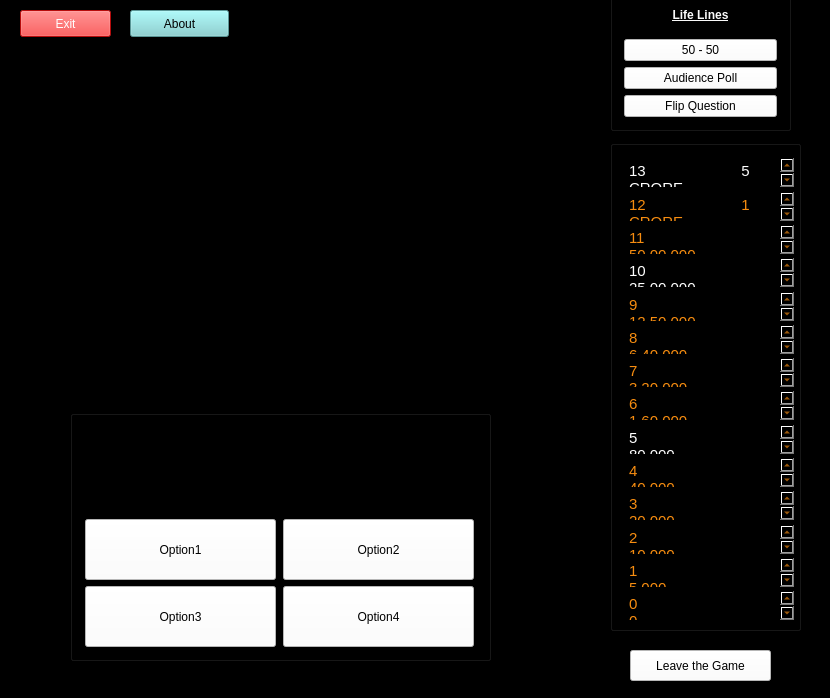
This is kbc.ui in a7ul/Qt-KBC as Qt 5 draws it before an edit. The edited form follows.
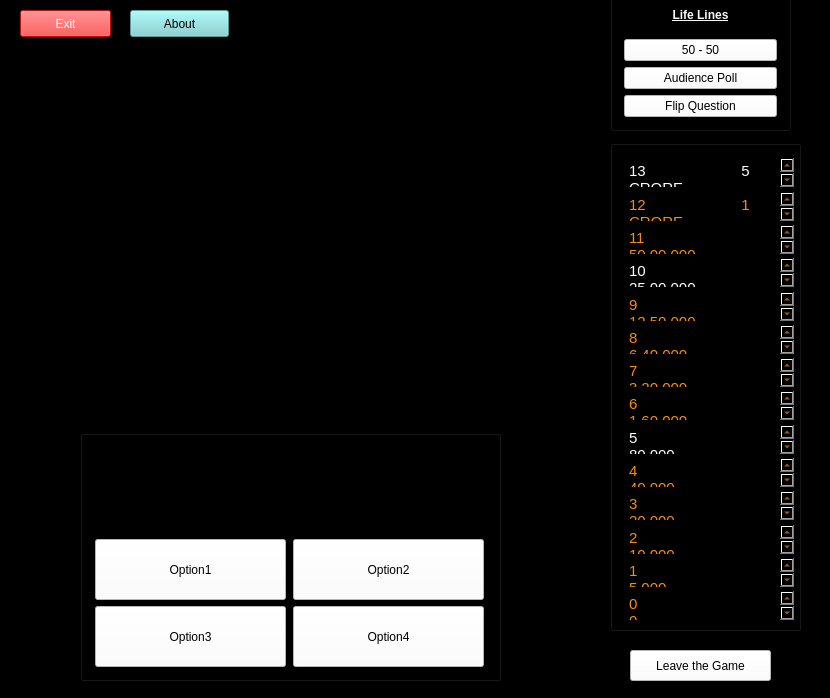
This is the edited form. Icons and pictures are not drawn.

Patch:
```diff
--- a/kbc.ui
+++ b/kbc.ui
@@ -435,8 +435,8 @@
    <widget class="QGroupBox" name="QuestionGroup">
     <property name="geometry">
      <rect>
-      <x>70</x>
-      <y>410</y>
+      <x>80</x>
+      <y>430</y>
       <width>421</width>
       <height>251</height>
      </rect>
@@ -445,21 +445,6 @@
      <string notr="true">background-color:black;</string>
     </property>
     <layout class="QGridLayout" name="gridLayout">
-     <item row="0" column="0" colspan="2">
-      <widget class="QTextBrowser" name="QuestionBox">
-       <property name="styleSheet">
-        <string notr="true">
-color:white;</string>
-       </property>
-       <property name="html">
-        <string>&lt;!DOCTYPE HTML PUBLIC &quot;-//W3C//DTD HTML 4.0//EN&quot; &quot;http://www.w3.org/TR/REC-html40/strict.dtd&quot;&gt;
-&lt;html&gt;&lt;head&gt;&lt;meta name=&quot;qrichtext&quot; content=&quot;1&quot; /&gt;&lt;style type=&quot;text/css&quot;&gt;
-p, li { white-space: pre-wrap; }
-&lt;/style&gt;&lt;/head&gt;&lt;body style=&quot; font-family:'Ubuntu'; font-size:11pt; font-weight:400; font-style:normal;&quot;&gt;
-&lt;p align=&quot;center&quot; style=&quot;-qt-paragraph-type:empty; margin-top:0px; margin-bottom:0px; margin-left:0px; margin-right:0px; -qt-block-indent:0; text-indent:0px;&quot;&gt;&lt;br /&gt;&lt;/p&gt;&lt;/body&gt;&lt;/html&gt;</string>
-       </property>
-      </widget>
-     </item>
      <item row="1" column="1">
       <widget class="QPushButton" name="option2">
        <property name="minimumSize">
@@ -548,6 +533,21 @@
        </property>
       </widget>
      </item>
+     <item row="0" column="0" colspan="2">
+      <widget class="QTextBrowser" name="QuestionBox">
+       <property name="styleSheet">
+        <string notr="true">
+color:white;</string>
+       </property>
+       <property name="html">
+        <string>&lt;!DOCTYPE HTML PUBLIC &quot;-//W3C//DTD HTML 4.0//EN&quot; &quot;http://www.w3.org/TR/REC-html40/strict.dtd&quot;&gt;
+&lt;html&gt;&lt;head&gt;&lt;meta name=&quot;qrichtext&quot; content=&quot;1&quot; /&gt;&lt;style type=&quot;text/css&quot;&gt;
+p, li { white-space: pre-wrap; }
+&lt;/style&gt;&lt;/head&gt;&lt;body style=&quot; font-family:'MS Shell Dlg 2'; font-size:8.25pt; font-weight:400; font-style:normal;&quot;&gt;
+&lt;p align=&quot;center&quot; style=&quot;-qt-paragraph-type:empty; margin-top:0px; margin-bottom:0px; margin-left:0px; margin-right:0px; -qt-block-indent:0; text-indent:0px; font-family:'Ubuntu'; font-size:11pt;&quot;&gt;&lt;br /&gt;&lt;/p&gt;&lt;/body&gt;&lt;/html&gt;</string>
+       </property>
+      </widget>
+     </item>
     </layout>
    </widget>
    <widget class="QGroupBox" name="lifelinesLayout">
@@ -687,21 +687,7 @@
      <item>
       <widget class="QLabel" name="credit_8">
        <property name="text">
-        <string>&lt;html&gt;&lt;head/&gt;&lt;body&gt;&lt;p align=&quot;center&quot;&gt;R.ATUL - 1RV11CS086&lt;/p&gt;&lt;/body&gt;&lt;/html&gt;</string>
-       </property>
-      </widget>
-     </item>
-     <item>
-      <widget class="QLabel" name="credit_2">
-       <property name="text">
-        <string>&lt;html&gt;&lt;head/&gt;&lt;body&gt;&lt;p align=&quot;center&quot;&gt;Meghana S - 1RV11CS063&lt;/p&gt;&lt;/body&gt;&lt;/html&gt;</string>
-       </property>
-      </widget>
-     </item>
-     <item>
-      <widget class="QLabel" name="credit_3">
-       <property name="text">
-        <string>&lt;html&gt;&lt;head/&gt;&lt;body&gt;&lt;p align=&quot;center&quot;&gt;Prasanna K - 1RV11CS082&lt;/p&gt;&lt;/body&gt;&lt;/html&gt;</string>
+        <string>&lt;html&gt;&lt;head/&gt;&lt;body&gt;&lt;p align=&quot;center&quot;&gt;R.ATUL - atulanand94@gmail.com&lt;/p&gt;&lt;/body&gt;&lt;/html&gt;</string>
        </property>
       </widget>
      </item>
```
Left out of the diff: 100 changed lines with no effect on the pictures.
